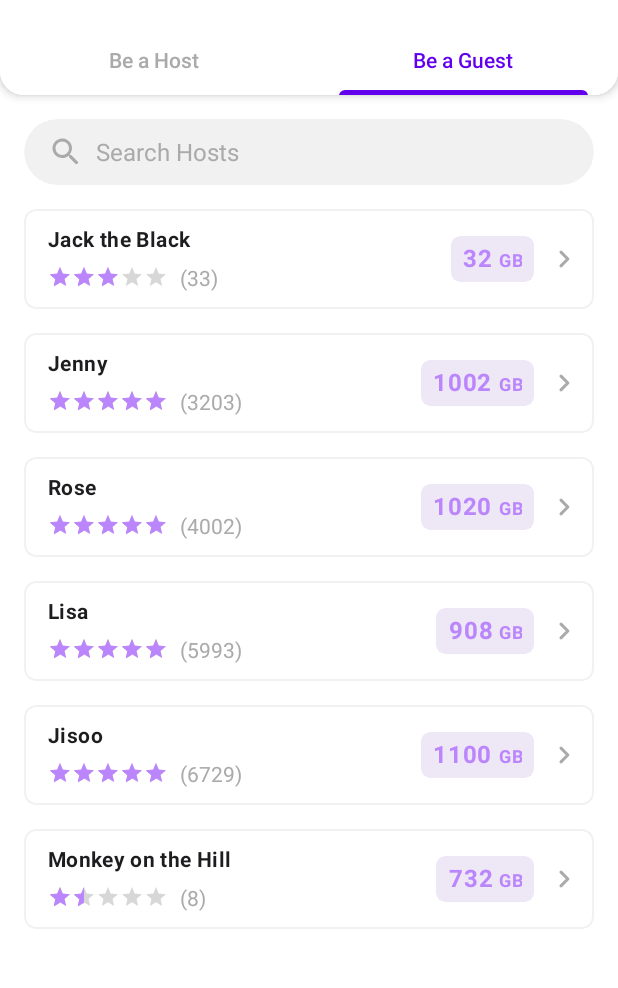
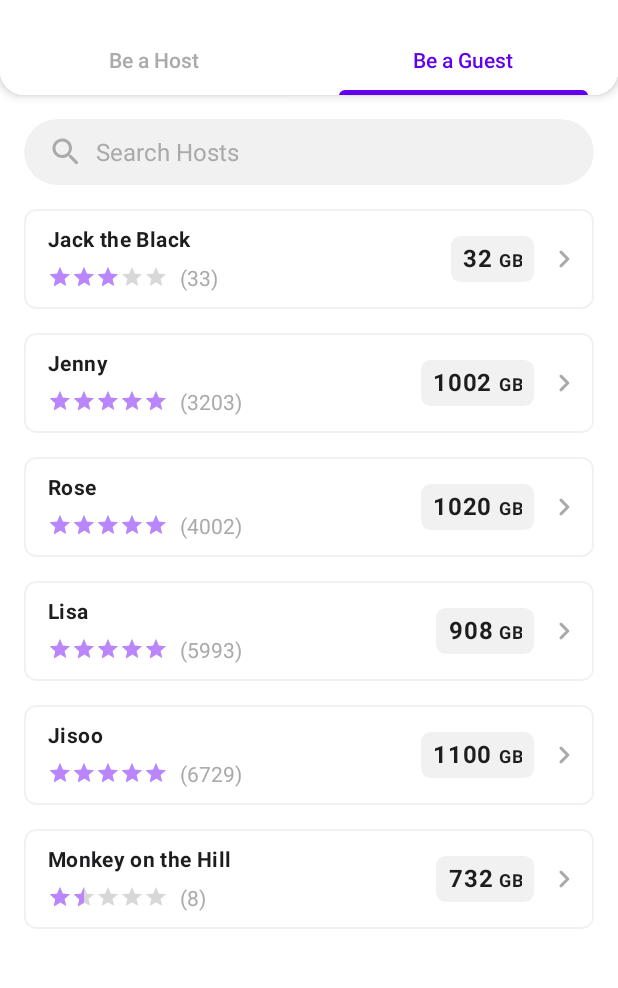
Before and after one commit to Singularity-Coder/My-Cloud, an Android app: the screen it shows after launch (MainActivity), tab 2 chosen, on a phone screen of 412 x 824 dp, the part 110-1098 px from its top. Run offline under Robolectric (Android 15) with nearby library versions, the phone set to English and light mode, and no system bars; our stand-ins replace Dagger/Hilt's generated code.

Commit message:
minor ui change

```diff
--- a/MyCloud/app/src/main/res/layout/list_item_host.xml
+++ b/MyCloud/app/src/main/res/layout/list_item_host.xml
@@ -77,7 +77,7 @@
                 android:layout_marginTop="16dp"
                 android:layout_marginEnd="8dp"
                 android:layout_marginBottom="16dp"
-                app:cardBackgroundColor="@color/purple_50"
+                app:cardBackgroundColor="@color/black_50"
                 app:cardCornerRadius="6dp"
                 app:cardElevation="0dp"
                 app:layout_constraintBottom_toBottomOf="parent"
@@ -105,7 +105,7 @@
                         android:textAlignment="center"
                         android:textStyle="bold"
                         android:textAppearance="@style/TextAppearance.Material3.BodyLarge"
-                        android:textColor="@color/purple_200" />
+                        android:textColor="@color/title_color" />
 
                     <TextView
                         android:layout_width="match_parent"
@@ -117,7 +117,7 @@
                         android:textAlignment="center"
                         android:textAllCaps="true"
                         android:textAppearance="@style/TextAppearance.Material3.BodySmall"
-                        android:textColor="@color/purple_200" />
+                        android:textColor="@color/title_color" />
                 </LinearLayout>
             </com.google.android.material.card.MaterialCardView>
 
```
Also changed, not shown: 5 other files.
